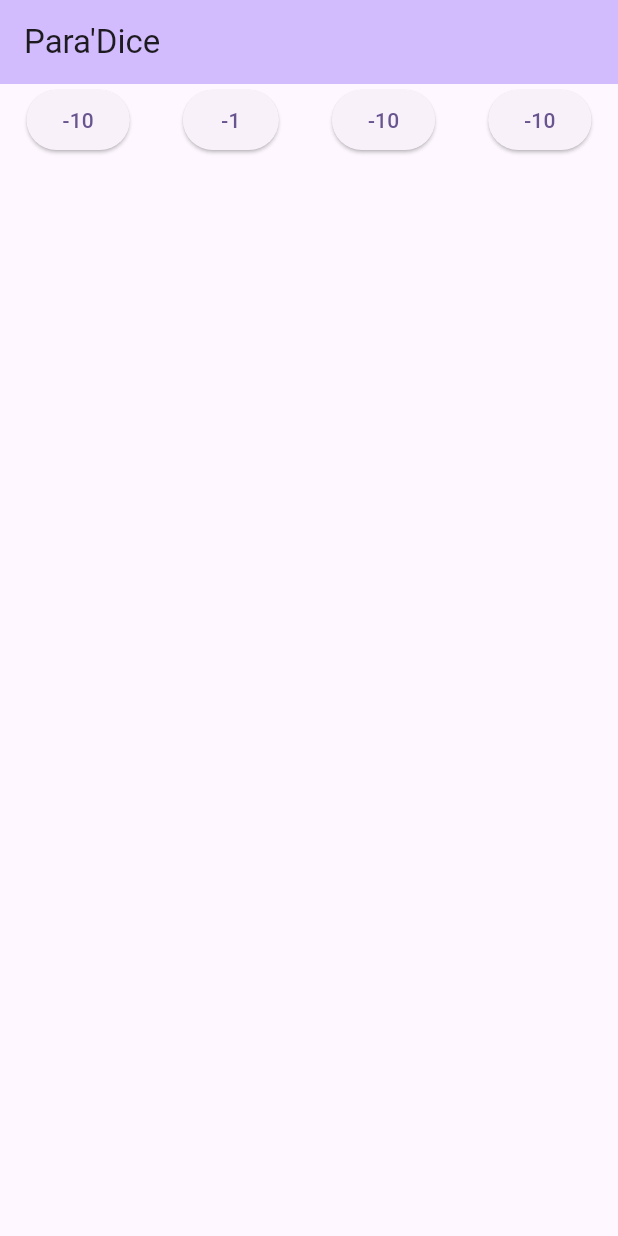
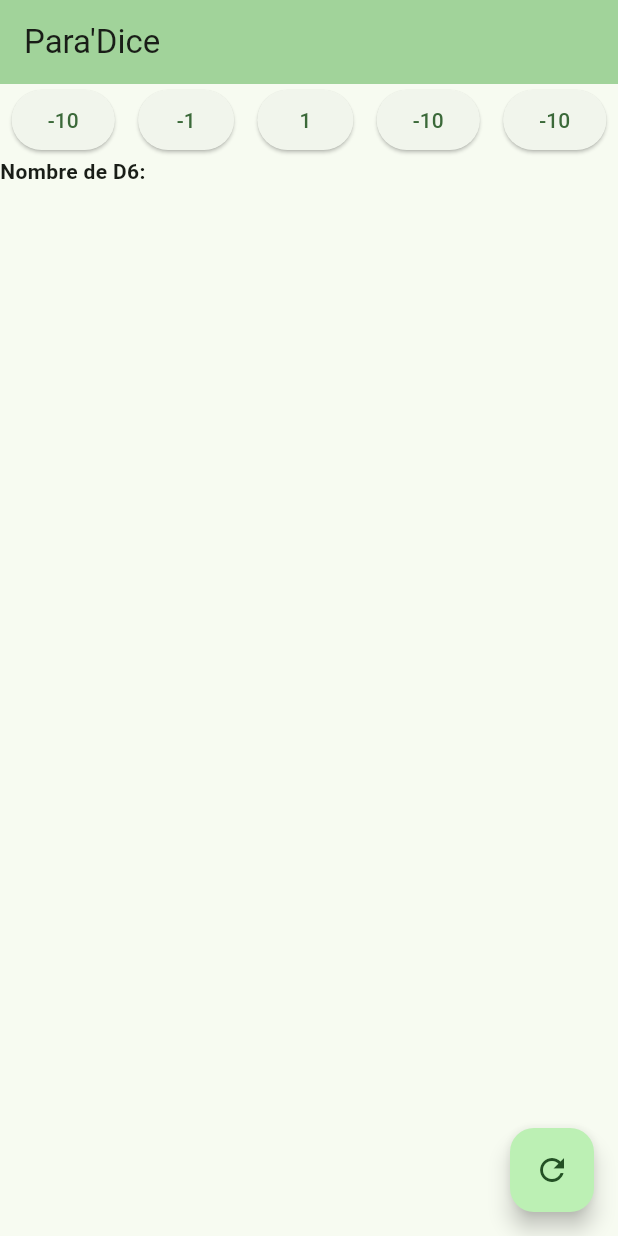
Before and after one commit to MgouB/paradice, a Flutter app: the screen it shows after launch, on a phone screen of 412 x 824 dp. Run offline on Flutter 3.47's test engine with Material 3 defaults, Android fonts, the phone set to English and light mode, and no system bars.

Commit message:
premiere modification

```diff
--- a/lib/main.dart
+++ b/lib/main.dart
@@ -14,7 +14,7 @@ class MyApp extends StatelessWidget {
     return MaterialApp(
       title: 'Flutter Demo',
       theme: ThemeData(
-        colorScheme: ColorScheme.fromSeed(seedColor: Colors.deepPurple),
+        colorScheme: ColorScheme.fromSeed(seedColor: Colors.green),
         useMaterial3: true,
       ),
       home: const MyHomePage(title: "Para'Dice"),
--- a/lib/myhomepage.dart
+++ b/lib/myhomepage.dart
@@ -10,7 +10,15 @@ class MyHomePage extends StatefulWidget {
 }
 
 class _MyHomePageState extends State<MyHomePage> {
-  int nbDe = 0;
+  int nbDe = 1;
+
+  void _turnDe() {
+    setState(() {});
+  }
+
+  void Un() {
+    setState(() {});
+  }
 
   void PlusUn() {
     setState(() {
@@ -54,11 +62,27 @@ class _MyHomePageState extends State<MyHomePage> {
             children: [
               ElevatedButton(onPressed: MoinsDix, child: const Text("-10")),
               ElevatedButton(onPressed: MoinsUn, child: const Text("-1")),
+              ElevatedButton(onPressed: Un, child: const Text("1")),
               ElevatedButton(onPressed: PlusUn, child: const Text("-10")),
               ElevatedButton(onPressed: PlusDix, child: const Text("-10")),
             ],
           ),
+          Row(
+            children: [
+              Container(
+                child: Text(
+                  'Nombre de D6: ',
+                  style: TextStyle(fontWeight: FontWeight.bold),
+                ),
+              ),
+            ],
+          ),
         ],
+      ),
+      floatingActionButton: FloatingActionButton(
+        onPressed: _turnDe,
+        tooltip: 'Start',
+        child: const Icon(Icons.refresh),
       ),
     );
   }
--- a/pubspec.yaml
+++ b/pubspec.yaml
@@ -30,6 +30,7 @@ environment:
 dependencies:
   flutter:
     sdk: flutter
+    flutter_icons: ^1.1.0
 
   # The following adds the Cupertino Icons font to your application.
   # Use with the CupertinoIcons class for iOS style icons.
```
Also changed, not shown: lib/dice10.dart (added), lib/dice100.dart (added), lib/dice20.dart (added), lib/dice6.dart (added), lib/dicepool10.dart (added), lib/dicepool100.dart (added), lib/dicepool20.dart (added), lib/dicepool6.dart (added).
